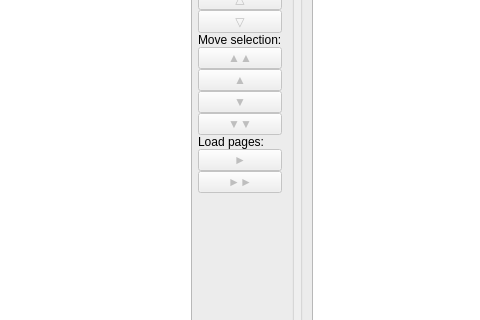
The window that wndmain.ui (ronanpaixao/PyPDFTK) describes before a commit, drawn with Qt 5; both pictures show x 97 to 577 and y 145 to 465 of the 955 by 631 pixel window.
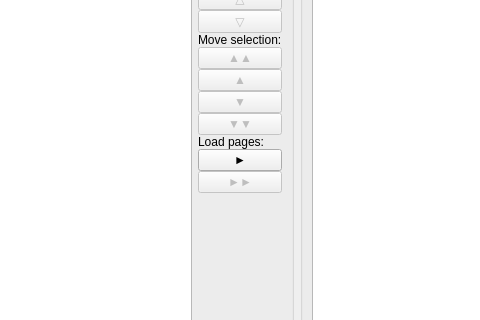
The same window after the commit. Custom widgets are drawn as their Qt base class.

Commit message: Implement page loading from PDF files

```diff
--- a/wndmain.ui
+++ b/wndmain.ui
@@ -194,7 +194,7 @@
          <item>
           <widget class="QPushButton" name="btnFileLoad">
            <property name="enabled">
-            <bool>false</bool>
+            <bool>true</bool>
            </property>
            <property name="minimumSize">
             <size>
```
Left out of the diff: 2 changed lines with no effect on the pictures. The commit also changes 1 other file.
